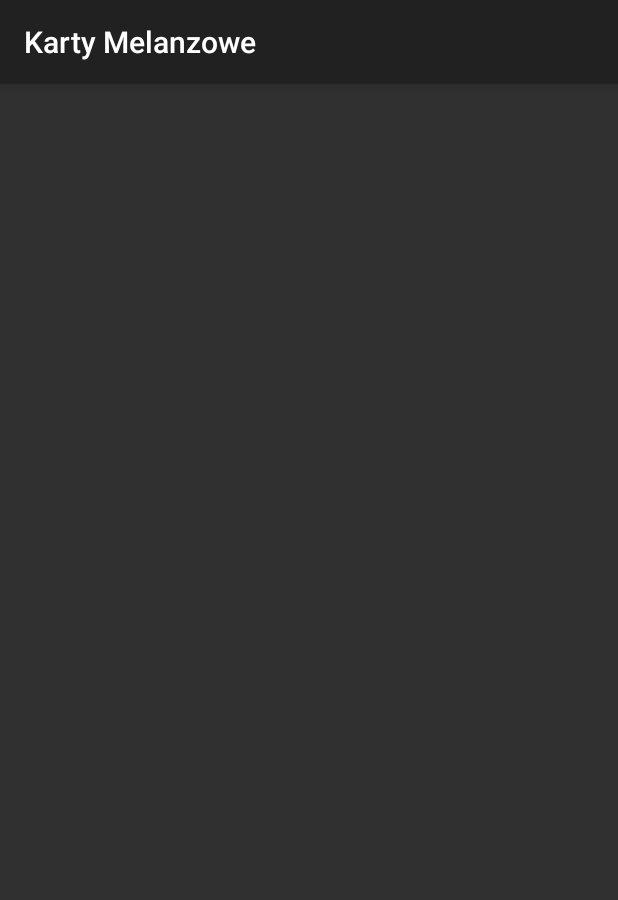
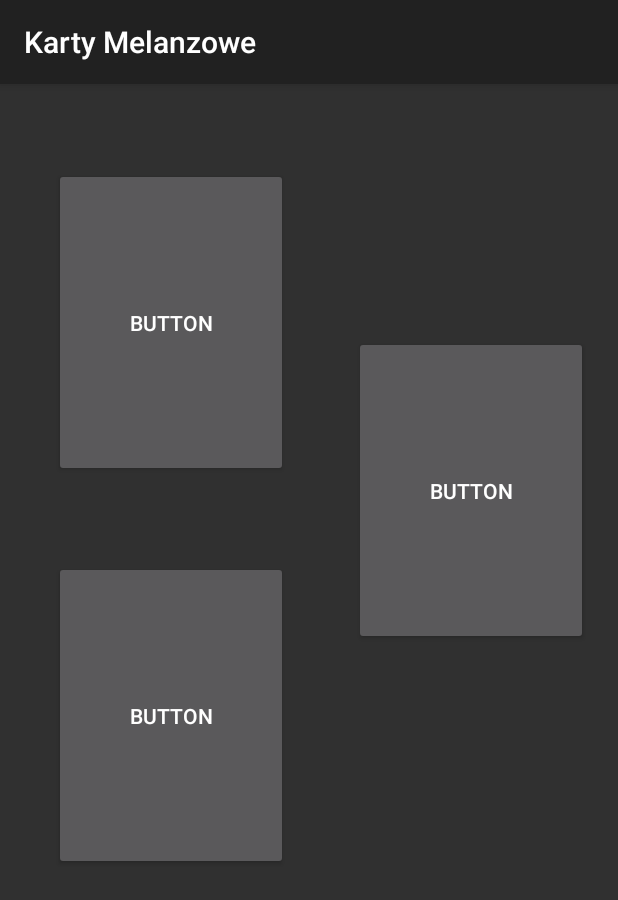
Before and after one commit to TPL-TEAM/KartyNaImprezeAPK, an Android app built with Jetpack Compose: the GrajAc screen opened directly, with no data from a screen before it, on a phone screen of 412 x 824 dp. Shown: the top 900 px of the screen. Run offline under Robolectric (Android 15) with nearby library versions, the phone set to English and light mode, and no system bars.

Commit message:
19.12.2023-4

```diff
--- a/app/src/main/res/layout/activity_graj.xml
+++ b/app/src/main/res/layout/activity_graj.xml
@@ -6,4 +6,43 @@
     android:layout_height="match_parent"
     tools:context=".GrajAc">
 
+    <Button
+        android:id="@+id/kat1"
+        android:layout_width="156dp"
+        android:layout_height="206dp"
+        android:layout_marginStart="36dp"
+        android:layout_marginTop="56dp"
+        android:text="Button"
+        app:layout_constraintStart_toStartOf="parent"
+        app:layout_constraintTop_toTopOf="parent" />
+
+    <ImageView
+        android:id="@+id/imageView"
+        android:layout_width="wrap_content"
+        android:layout_height="wrap_content"
+        android:layout_marginTop="8dp"
+        app:layout_constraintEnd_toEndOf="@+id/kat1"
+        app:layout_constraintStart_toStartOf="@+id/kat1"
+        app:layout_constraintTop_toTopOf="@+id/kat1"
+        tools:srcCompat="@tools:sample/avatars" />
+
+    <Button
+        android:id="@+id/kat2"
+        android:layout_width="156dp"
+        android:layout_height="206dp"
+        android:layout_marginStart="44dp"
+        android:layout_marginTop="168dp"
+        android:text="Button"
+        app:layout_constraintStart_toEndOf="@+id/kat1"
+        app:layout_constraintTop_toTopOf="parent" />
+
+    <Button
+        android:id="@+id/kat3"
+        android:layout_width="156dp"
+        android:layout_height="206dp"
+        android:layout_marginStart="36dp"
+        android:layout_marginTop="56dp"
+        android:text="Button"
+        app:layout_constraintStart_toStartOf="parent"
+        app:layout_constraintTop_toBottomOf="@+id/kat1" />
 </androidx.constraintlayout.widget.ConstraintLayout>
--- a/app/src/main/res/layout/activity_main.xml
+++ b/app/src/main/res/layout/activity_main.xml
@@ -7,7 +7,7 @@
     tools:context=".MainActivity">
 
     <ImageButton
-        android:id="@+id/ibutton_graj"
+        android:id="@+id/graj"
         android:layout_width="260dp"
         android:layout_height="143dp"
         android:layout_marginBottom="132dp"
@@ -18,7 +18,7 @@
         tools:srcCompat="@tools:sample/avatars" />
 
     <ImageButton
-        android:id="@+id/imageButton2"
+        android:id="@+id/ustawienia"
         android:layout_width="40dp"
         android:layout_height="40dp"
         android:layout_marginTop="16dp"
```
Also changed, not shown: app/src/main/res/layout/activity_gameplay.xml (+31 -0 lines).
